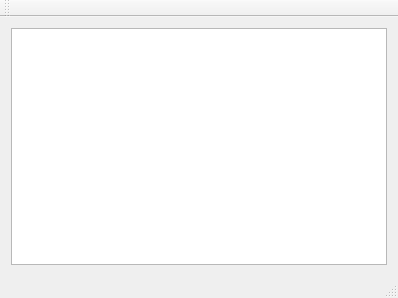
This is mainwindow.ui in bekroogle/text-io as Qt 5 draws it before an edit. The edited form follows.
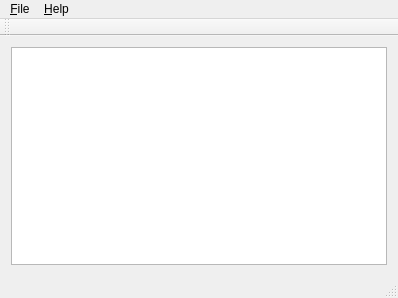
This is the edited form.

Commit message: Added menu bar (including working action for File | New.

```diff
--- a/mainwindow.ui
+++ b/mainwindow.ui
@@ -29,6 +29,23 @@
      <height>22</height>
     </rect>
    </property>
+   <widget class="QMenu" name="menu_File">
+    <property name="title">
+     <string>&amp;File</string>
+    </property>
+    <addaction name="action_New"/>
+    <addaction name="action_Open"/>
+    <addaction name="action_Save"/>
+    <addaction name="actionE_xit"/>
+   </widget>
+   <widget class="QMenu" name="menu_Help">
+    <property name="title">
+     <string>&amp;Help</string>
+    </property>
+    <addaction name="action_About"/>
+   </widget>
+   <addaction name="menu_File"/>
+   <addaction name="menu_Help"/>
   </widget>
   <widget class="QToolBar" name="mainToolBar">
    <attribute name="toolBarArea">
```
Left out of the diff: 25 changed lines with no effect on the pictures. The commit also changes 2 other files.
